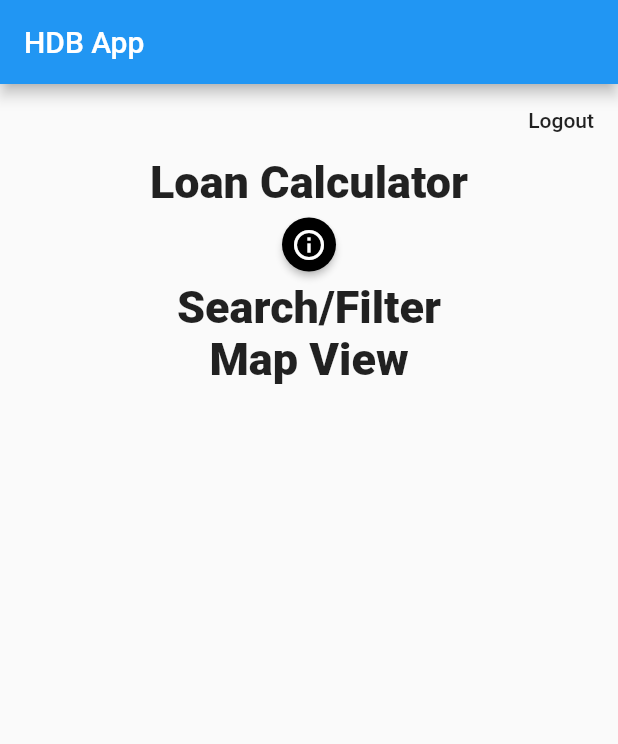
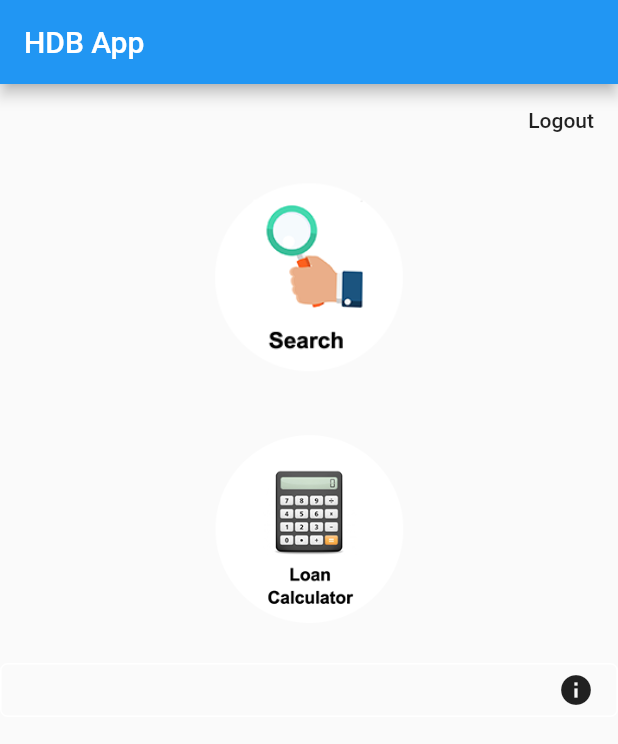
Before and after one commit to CTAN210/swe_hdb_app, a Flutter app: the screen it shows once a user with an empty profile is signed in, on a phone screen of 412 x 824 dp. Shown: the top 744 px of the screen. Run offline on Flutter 3.47's test engine with Material 2 defaults, Android fonts, the phone set to English and light mode, and no system bars; our stand-ins replace firebase_auth, firebase_core, firebase_database, font_awesome_flutter, google_maps_flutter, google_sign_in and 3 more; accounts and stored records are empty; generated files the repository leaves out were written again.

Commit message:
Updated documentation + Main page visuals

```diff
--- a/swe_loan_calculator-master/lib/model/model.dart
+++ b/swe_loan_calculator-master/lib/model/model.dart
@@ -7,6 +7,8 @@ import 'package:google_maps_flutter/google_maps_flutter.dart';
 import 'package:swe_loan_calculator/controller/controller.dart' as controller;
 import 'package:swe_loan_calculator/view/view.dart' as view;
 
+
+/// Class that creates a Map model that will handle the specifics of displaying a Google Map on a page.
 class MapModel extends StatelessWidget {
   final LatLng center;
 
--- a/swe_loan_calculator-master/lib/page/mainpage.dart
+++ b/swe_loan_calculator-master/lib/page/mainpage.dart
@@ -11,12 +11,12 @@ import 'package:swe_loan_calculator/model/model.dart' as model;
 
 
 
-
+/// Class to organise the display of main page view
 class MyHomePage extends StatelessWidget {
   MyHomePage({Key key, this.title}) : super(key: key);
   final String title;
 
-
+  /// Function to organise the entire display of main page view
   @override
   Widget build(BuildContext context) {
     return Scaffold(
@@ -24,6 +24,7 @@ class MyHomePage extends StatelessWidget {
         body: Center(
             child: Column(
                 children: <Widget>[
+                  /// Button to logout
                   FlatButton(
                     onPressed: () {
                       final provider =
@@ -36,29 +37,30 @@ class MyHomePage extends StatelessWidget {
                     ),
                   ),
 
-                  GestureDetector(
-                    onTap: () {
-                      Navigator.push(
-                        context,
-                        MaterialPageRoute(
-                          builder: (context) => controller.LoanCalController(),
-                        ),
-                      );
-                    },
-                    child: Text("Loan Calculator",
-                        style: TextStyle(fontWeight: FontWeight.w900, fontSize: 30)),
+                  /// Button to search/filter for listings
+                  IconButton(
+                    icon: Image.asset('assets/images/search.png'),
+                    iconSize: 150,
+                    onPressed: () {Navigator.push(
+                      context,
+                      MaterialPageRoute(
+                        builder: (context) => view.FilterView(),
+                      ),
+                    );},
                   ),
-                  ElevatedButton(
-                      style: ElevatedButton.styleFrom(
-                          shape: CircleBorder(), primary: Colors.black),
-                      child: Container(
-                        width: 30,
-                        height: 30,
-                        alignment: Alignment.center,
-                        decoration: BoxDecoration(shape: BoxShape.circle),
-                        child:Icon(Icons.info_outline),
+                  /// Button to go to loan calculator
+                  IconButton(
+                    icon: Image.asset('assets/images/calculator.png'),
+                    iconSize: 150,
+                    onPressed: () {Navigator.push(
+                      context,
+                      MaterialPageRoute(
+                        builder: (context) => controller.LoanCalController(),
                       ),
-
+                    );},
+                  ),
+                  /// Button to go to help page
+                  OutlineButton(
                       onPressed: () {
                         Navigator.push(
                           context,
@@ -66,29 +68,24 @@ class MyHomePage extends StatelessWidget {
                             builder: (context) => controller.HelpPageController(),
                           ),
                         );
-                      }),
-                  GestureDetector(
-                    onTap:(){
-                      Navigator.push(
-                        context,
-                        MaterialPageRoute(
-                          builder: (context) => view.FilterView(),
-                        ),
-                      );
-                    },
-                    child: Text("Search/Filter", style: TextStyle(fontWeight: FontWeight.w900, fontSize:30)), //Text
+                      },
+                      child: Stack(
+                        children: <Widget>[
+                          Align(
+                              alignment: Alignment.centerRight,
+                              child: Icon(Icons.info)
+                          ),
+                        ],
+                      ),
+                      highlightedBorderColor: Colors.white,
+                      color: Colors.white,
+                      borderSide: new BorderSide(color: Colors.white),
+                      shape: new RoundedRectangleBorder(
+                          borderRadius: new BorderRadius.circular(5.0)
+                      )
                   ),
-                  GestureDetector(
-                    onTap:(){
-                      Navigator.push(
-                        context,
-                        MaterialPageRoute(
-                          builder:(context) => controller.MapPageScreen(),
-                        ),
-                      );
-                    },
-                    child: Text("Map View", style: TextStyle(fontWeight: FontWeight.w900, fontSize:30)), //Text
-                  ),
+                  ///Display bookmarked listings
+
                 ]
             )
         ));
--- a/swe_loan_calculator-master/pubspec.yaml
+++ b/swe_loan_calculator-master/pubspec.yaml
@@ -63,6 +63,8 @@ flutter:
   # To add assets to your application, add an assets section, like this:
   assets:
     - assets/images/HDB Image.png
+    - assets/images/search.png
+    - assets/images/calculator.png
     - assets/MallCoordinates.json
     - assets/HDBListings.json
   #   - images/a_dot_ham.jpeg
```
Also changed, not shown: swe_loan_calculator-master/lib/controller/controller.dart (+12 -4 lines), swe_loan_calculator-master/lib/view/view.dart (+21 -16 lines), swe_loan_calculator-master/assets/images/calculator.png (added), swe_loan_calculator-master/assets/images/search.png (added).
